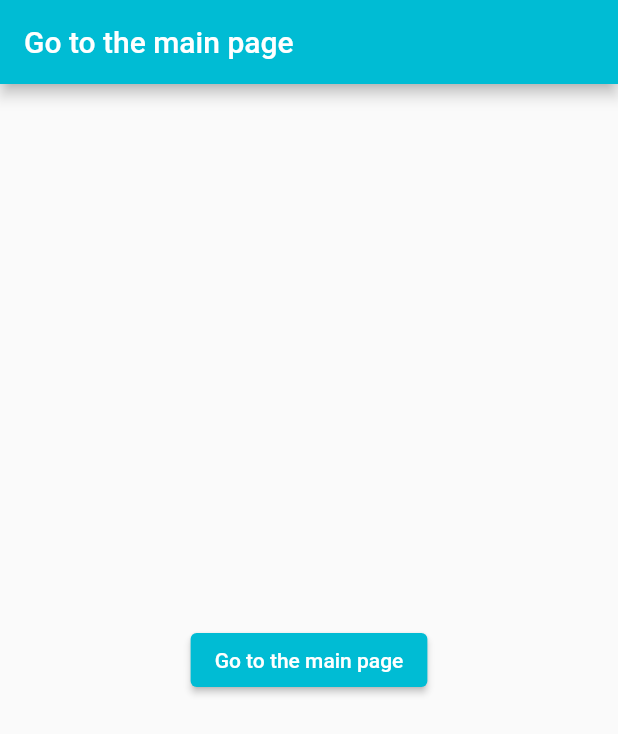
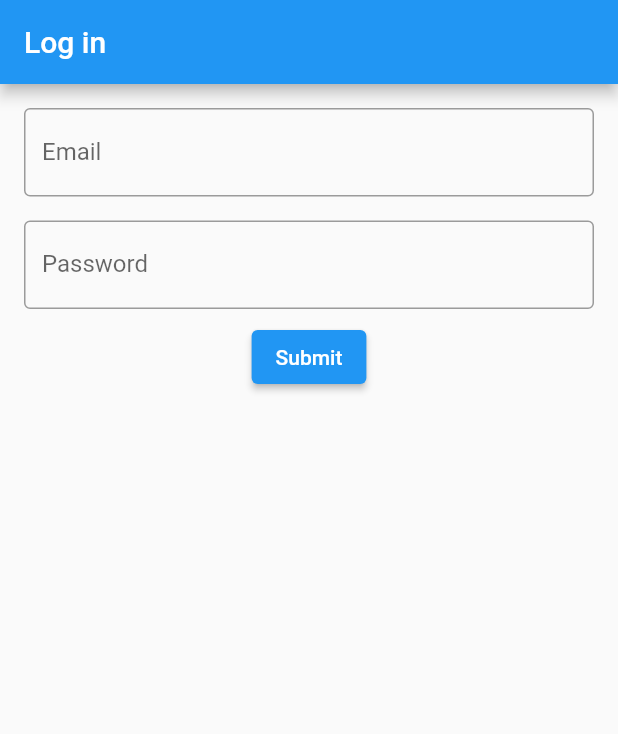
Before and after one commit to agnespapp0729/example, a Flutter app: the screen it shows after launch, on a phone screen of 412 x 824 dp. Shown: the top 734 px of the screen. Run offline on Flutter 3.47's test engine with Material 2 defaults, Android fonts, the phone set to English and light mode, and no system bars.

Commit message:
login part added

```diff
--- a/lib/cards_listing/list_page.dart
+++ b/lib/cards_listing/list_page.dart
@@ -25,6 +25,7 @@ class _CardListState extends State<CardList> {
   @override
   Widget build(BuildContext context) {
     return Scaffold(
+      backgroundColor: Colors.pink[100],
       appBar: AppBar(
         title: Text("Awesome quotes"),
         backgroundColor: Colors.redAccent,
@@ -35,7 +36,7 @@ class _CardListState extends State<CardList> {
             children: quotes.map((quote) => CardFactory(quote: quote)).toList(),
           ),
           Align(
-            alignment: Alignment.topLeft,
+            alignment: Alignment.bottomLeft,
             child: ElevatedButton.icon(
               icon: Icon(Icons.arrow_back),
               onPressed: () {
--- /dev/null
+++ b/lib/login/login_state.dart
@@ -0,0 +1,87 @@
+import 'package:example/home_page.dart';
+import 'package:flutter/src/widgets/framework.dart';
+import 'package:flutter/src/widgets/placeholder.dart';
+
+import 'package:flutter/material.dart';
+
+class LoginState extends StatefulWidget {
+  const LoginState({super.key});
+
+  @override
+  State<LoginState> createState() => _LoginStateState();
+}
+
+class _LoginStateState extends State<LoginState> {
+  final _formKey = GlobalKey<FormState>();
+  TextEditingController emailController = TextEditingController();
+  TextEditingController passwordController = TextEditingController();
+
+  @override
+  Widget build(BuildContext context) {
+    return Scaffold(
+      appBar: AppBar(
+        title: Text('Log in'),
+      ),
+      body: Form(
+        key: _formKey,
+        child: Padding(
+          padding: EdgeInsets.all(8.0),
+          child: Column(
+            crossAxisAlignment: CrossAxisAlignment.center,
+            children: [
+              Padding(
+                padding: const EdgeInsets.all(8.0),
+                child: TextFormField(
+                    controller: emailController,
+                    decoration: InputDecoration(
+                      border: OutlineInputBorder(),
+                      labelText: "Email",
+                    ),
+                    validator: (value) {
+                      if (value == null || value.isEmpty) {
+                        return "Enter your email address!";
+                      }
+                      return null;
+                    }),
+              ),
+              Padding(
+                padding: const EdgeInsets.all(8.0),
+                child: TextFormField(
+                    controller: passwordController,
+                    obscureText: true,
+                    decoration: InputDecoration(
+                      border: OutlineInputBorder(),
+                      labelText: "Password",
+                    ),
+                    validator: (value) {
+                      if (value == null || value.isEmpty) {
+                        return "Enter your password!";
+                      }
+                      return null;
+                    }),
+              ),
+              ElevatedButton(
+                onPressed: () {
+                  if (_formKey.currentState!.validate()) {
+                    if (emailController.text == "alma@alma" &&
+                        passwordController.text == "alma") {
+                      Navigator.push(
+                        context,
+                        MaterialPageRoute(builder: (context) => HomePage()),
+                      );
+                    }
+                  } else {
+                    ScaffoldMessenger.of(context).showSnackBar(
+                      const SnackBar(content: Text('Please fill input')),
+                    );
+                  }
+                },
+                child: const Text("Submit"),
+              ),
+            ],
+          ),
+        ),
+      ),
+    );
+  }
+}
--- a/lib/main.dart
+++ b/lib/main.dart
@@ -1,3 +1,4 @@
+import 'package:example/login/login_state.dart';
 import 'package:example/main_page.dart';
 import 'package:flutter/material.dart';
 import 'home_page.dart';
@@ -16,7 +17,7 @@ class MyApp extends StatelessWidget {
       theme: ThemeData(
         primarySwatch: Colors.blue,
       ),
-      home: const HomePage(),
+      home: const LoginState(),
     );
   }
 }
```
